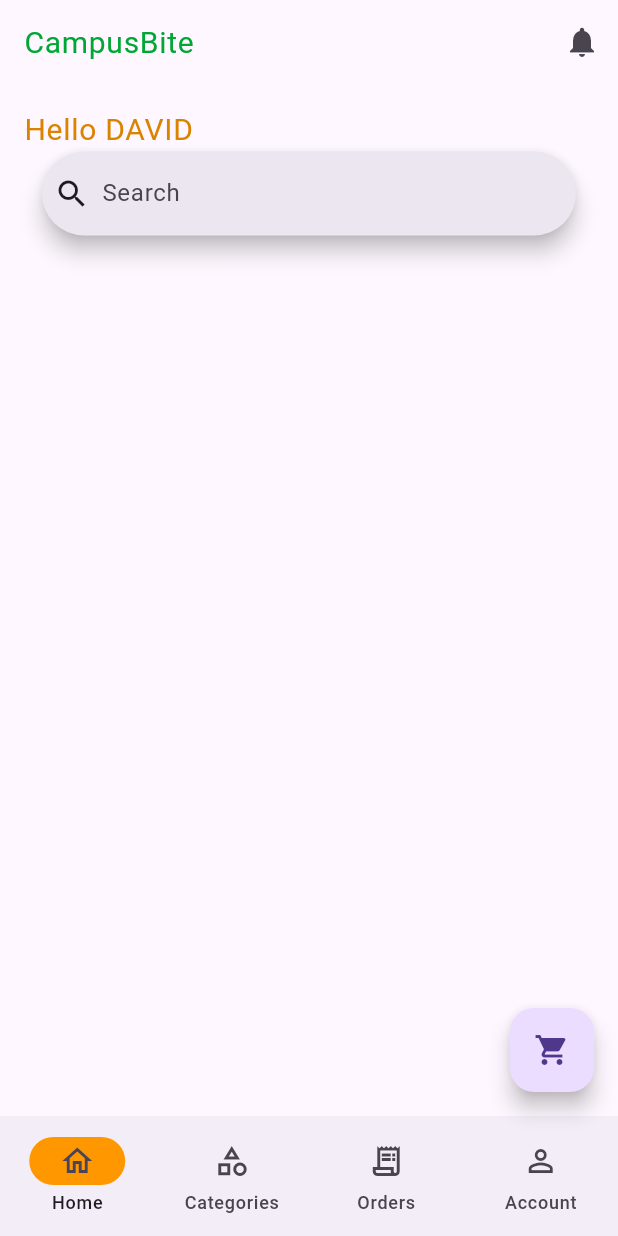
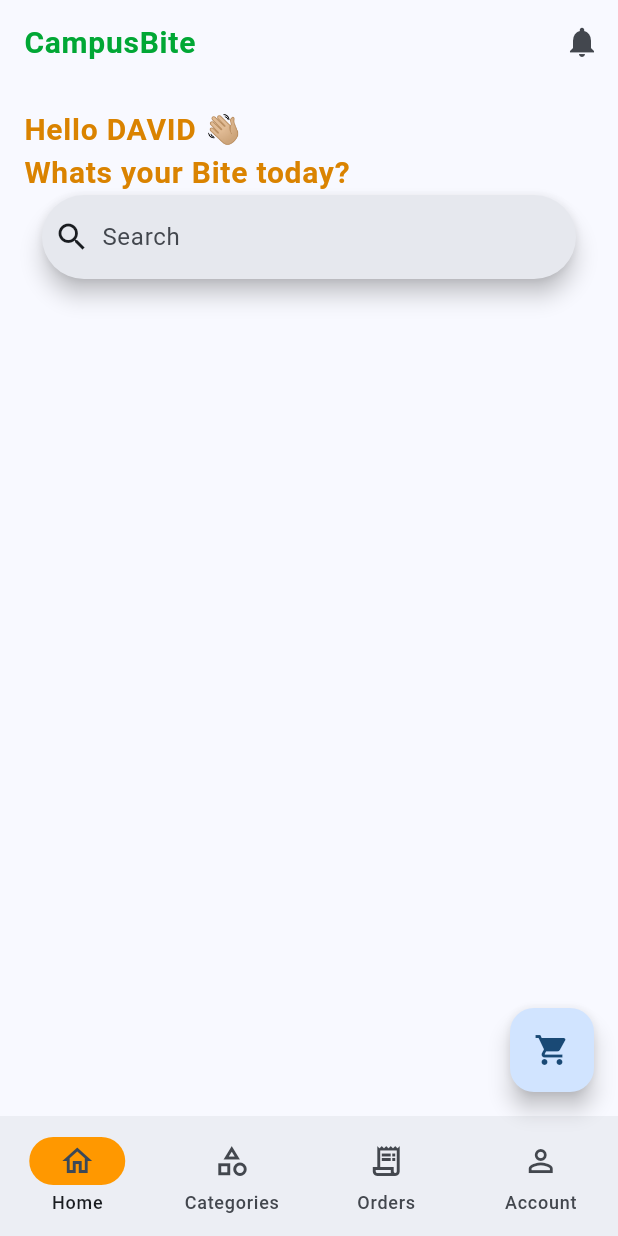
Before and after one commit to davidkivuyo/foodorder, a Flutter app: the screen it shows after launch, on a phone screen of 412 x 824 dp. Run offline on Flutter 3.47's test engine with Material 3 defaults, Android fonts, the phone set to English and light mode, and no system bars.

Commit message:
added simple theme for the all texts and the application in the main dart file

```diff
--- a/lib/main.dart
+++ b/lib/main.dart
@@ -15,6 +15,15 @@ class MyApp extends StatelessWidget {
     return MaterialApp(
       debugShowCheckedModeBanner: false,
       title: 'Food order app',
+    theme: ThemeData(
+    useMaterial3: true,
+    colorSchemeSeed: Colors.blue,
+    // Define the global typography theme
+    textTheme: const TextTheme(
+      titleLarge: TextStyle(fontSize: 24.0, fontWeight: FontWeight.bold, color: Colors.black),
+      bodyMedium: TextStyle(fontSize: 14.0, color: Colors.grey),
+    ),
+  ),
       home: const MainScreen(),
     );
   }
--- a/lib/navigation/bottom_navigation.dart
+++ b/lib/navigation/bottom_navigation.dart
@@ -47,7 +47,7 @@ class _NavigationExampleState extends State<MainScreen> {
                     color: Color.fromARGB(255, 1, 167, 53),
                     letterSpacing: .5,
                     fontSize: 20,
-                    fontStyle: FontStyle.normal,
+                    fontWeight: FontWeight.bold,
                   ),
                 ),
               actions: <Widget>[
--- a/lib/screens/home_screen.dart
+++ b/lib/screens/home_screen.dart
@@ -16,12 +16,12 @@ class HomeScreen extends StatelessWidget {
               crossAxisAlignment: CrossAxisAlignment.start,
               children: [
                   Text(
-                     'Hello $firstname',
-                     style: TextStyle(
+                    'Hello $firstname 👋🏼\nWhats your Bite today?',
+                    style: TextStyle(
                     color: Color.fromARGB(255, 218, 131, 0),
                     letterSpacing: .5,
                     fontSize: 20,
-                    fontStyle: FontStyle.normal,
+                    fontWeight: FontWeight.bold,
                      ),
                   ),
                    Container(
```
